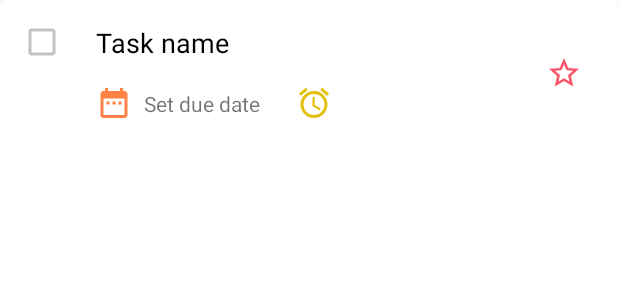
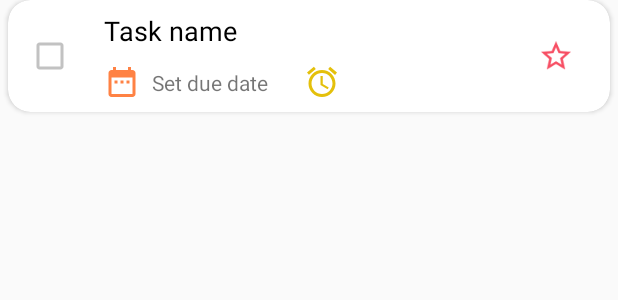
Before and after one commit to gifhary/simple_todolist_app, an Android app: the layout card_view_adapter_layout.xml on its own in the app's theme, with its tools: preview values and no code run, on a phone screen of 412 x 824 dp. Shown: the top 300 px of the screen. Run offline under Robolectric (Android 15) with nearby library versions, the phone set to English and light mode, and no system bars.

Commit message:
card view list is working

```diff
--- a/app/src/main/res/layout/activity_to_do.xml
+++ b/app/src/main/res/layout/activity_to_do.xml
@@ -32,9 +32,10 @@
         app:layout_constraintTop_toBottomOf="@+id/textView3" />
 
     <androidx.recyclerview.widget.RecyclerView
-        android:id="@+id/taskList"
+        android:id="@+id/recTaskList"
         android:layout_width="match_parent"
         android:layout_height="0dp"
+        android:layout_marginTop="16dp"
         app:layout_constraintBottom_toBottomOf="parent"
         app:layout_constraintEnd_toEndOf="parent"
         app:layout_constraintStart_toStartOf="parent"
--- a/app/src/main/res/layout/card_view_adapter_layout.xml
+++ b/app/src/main/res/layout/card_view_adapter_layout.xml
@@ -1,24 +1,29 @@
 <?xml version="1.0" encoding="utf-8"?>
 <androidx.cardview.widget.CardView xmlns:android="http://schemas.android.com/apk/res/android"
+    xmlns:app="http://schemas.android.com/apk/res-auto"
     xmlns:tools="http://schemas.android.com/tools"
+    android:id="@+id/taskCardView"
     android:layout_width="match_parent"
-    android:layout_height="match_parent"
-    xmlns:app="http://schemas.android.com/apk/res-auto"
-    app:cardCornerRadius="5dp">
+    android:layout_height="wrap_content"
+    app:cardCornerRadius="15dp"
+    android:layout_marginLeft="5dp"
+    android:layout_marginRight="5dp"
+    android:layout_marginBottom="15dp"
+    >
 
     <androidx.constraintlayout.widget.ConstraintLayout
         android:layout_width="match_parent"
         android:layout_height="wrap_content">
 
         <ImageView
-            android:contentDescription="@string/check_box"
             android:id="@+id/cardCheckBox"
             android:layout_width="wrap_content"
             android:layout_height="wrap_content"
             android:layout_marginStart="16dp"
-            android:layout_marginTop="16dp"
+            android:contentDescription="@string/check_box"
+            app:layout_constraintBottom_toBottomOf="@+id/cardDateIcon"
             app:layout_constraintStart_toStartOf="parent"
-            app:layout_constraintTop_toTopOf="parent"
+            app:layout_constraintTop_toTopOf="@+id/cardTaskName"
             app:srcCompat="@drawable/ic_box" />
 
         <TextView
@@ -26,34 +31,33 @@
             android:layout_width="wrap_content"
             android:layout_height="wrap_content"
             android:layout_marginStart="24dp"
-            android:layout_marginEnd="24dp"
+            android:layout_marginTop="8dp"
             android:text="@string/task_name"
             android:textColor="@color/black"
             android:textSize="18sp"
-            app:layout_constraintBottom_toBottomOf="@+id/cardCheckBox"
-            app:layout_constraintEnd_toStartOf="@+id/cardImportant"
+            app:layout_constraintEnd_toStartOf="@+id/cardImportantIcon"
             app:layout_constraintHorizontal_bias="0.0"
             app:layout_constraintStart_toEndOf="@+id/cardCheckBox"
-            app:layout_constraintTop_toTopOf="@+id/cardCheckBox" />
+            app:layout_constraintTop_toTopOf="parent" />
 
         <ImageView
-            android:contentDescription="@string/important"
-            android:id="@+id/cardImportant"
+            android:id="@+id/cardImportantIcon"
             android:layout_width="wrap_content"
             android:layout_height="wrap_content"
             android:layout_marginEnd="24dp"
+            android:contentDescription="@string/important"
             app:layout_constraintBottom_toBottomOf="@+id/cardReminderIcon"
             app:layout_constraintEnd_toEndOf="parent"
             app:layout_constraintTop_toTopOf="@+id/cardTaskName"
             app:srcCompat="@drawable/important" />
 
         <ImageView
-            android:contentDescription="@string/set_due_date"
             android:id="@+id/cardDateIcon"
             android:layout_width="wrap_content"
             android:layout_height="wrap_content"
-            android:layout_marginTop="16dp"
-            android:layout_marginBottom="16dp"
+            android:layout_marginTop="10dp"
+            android:layout_marginBottom="8dp"
+            android:contentDescription="@string/set_due_date"
             app:layout_constraintBottom_toBottomOf="parent"
             app:layout_constraintStart_toStartOf="@+id/cardTaskName"
             app:layout_constraintTop_toBottomOf="@+id/cardTaskName"
@@ -70,11 +74,11 @@
             app:layout_constraintTop_toTopOf="@+id/cardDateIcon" />
 
         <ImageView
-            android:contentDescription="@string/set_reminder"
             android:id="@+id/cardReminderIcon"
             android:layout_width="wrap_content"
             android:layout_height="wrap_content"
             android:layout_marginStart="24dp"
+            android:contentDescription="@string/set_reminder"
             app:layout_constraintBottom_toBottomOf="@+id/cardDate"
             app:layout_constraintStart_toEndOf="@+id/cardDate"
             app:layout_constraintTop_toTopOf="@+id/cardDate"
```
Also changed, not shown: app/src/main/java/com/gifhary/todolist/TaskAdapter.java (added, +83 -0 lines), app/src/main/java/com/gifhary/todolist/ToDoActivity.java (+22 -1 lines).
